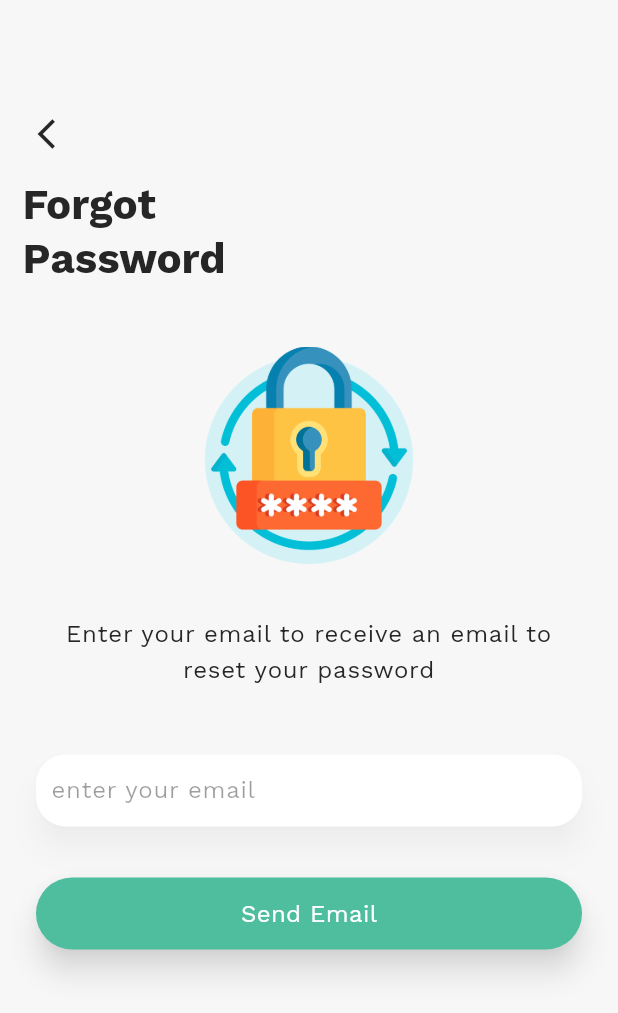
After one commit to hdkhoaapcs22/Booking-New-Hotel, a Flutter app: the ForgotPassword screen opened directly, on a phone screen of 412 x 824 dp. The commit adds this screen. Shown: the top 1013 px of the screen. Run offline on Flutter 3.47's test engine with Material 3 defaults, Android fonts, the phone set to English and light mode, and no system bars; our stand-ins replace firebase_auth, firebase_core, font_awesome_flutter, google_fonts, shared_preferences, smooth_page_indicator; accounts and stored records are empty.

Commit message:
add forgot screen

```diff
--- a/booking_new_hotel/lib/languages/lang/language_text.json
+++ b/booking_new_hotel/lib/languages/lang/language_text.json
@@ -98,11 +98,39 @@
         "ja": "パスワードをお忘れですか？"
     },
     {
+        "text_id":"forgot_password",
+        "en": "Forgot\nPassword",
+        "fr": "Mot de passe\noublié",
+        "ar": "نسيت\nكلمة السر",
+        "ja": "パスワード\nを忘れた"
+    },
+    {
         "text_id": "resend_email_link",
         "en": "Enter your email to receive an email to reset your password",
         "fr": "Entrez votre email pour recevoir un email pour réinitialiser votre mot de passe",
         "ar": "أدخل بريدك الإلكتروني لتلقي بريد إلكتروني لإعادة تعيين كلمة المرور الخاصة بك",
         "ja": "パスワードをリセットするためのメールを受信するには、メールアドレスを入力してください"
+    },
+    {
+        "text_id": "reset_password",
+        "en": "Send Email",
+        "fr": "Envoyer un email",
+        "ar": "إرسال بريد إلكتروني",
+        "ja": "メールを送る"
+    },
+    {
+        "text_id":"reset_password_message",
+        "en": "We sent an email for you. Please check your email",
+        "fr": "Nous vous avons envoyé un email. Veuillez vérifier votre email",
+        "ar": "لقد أرسلنا بريدًا إلكترونيًا لك. يرجى التحقق من بريدك الإلكتروني",
+        "ja": "私たちはあなたにメールを送りました。あなたのメールをチェックしてください"
+    },
+    {
+        "text_id": "got_it",
+        "en": "GOT IT",
+        "fr": "COMPRIS",
+        "ar": "فهمت",
+        "ja": "わかりました"
     },
     {
         "text_id": "invalid_email",
--- /dev/null
+++ b/booking_new_hotel/lib/modules/login/forgot_password.dart
@@ -0,0 +1,128 @@
+import 'package:booking_new_hotel/utils/text_styles.dart';
+import 'package:booking_new_hotel/widgets/common_textfield_view.dart';
+import 'package:firebase_auth/firebase_auth.dart';
+import 'package:flutter/material.dart';
+
+import '../../languages/appLocalizations.dart';
+import '../../utils/themes.dart';
+import '../../widgets/common_app_bar_view.dart';
+import '../../widgets/common_button.dart';
+
+class ForgotPassword extends StatefulWidget {
+  const ForgotPassword({super.key});
+
+  @override
+  State<ForgotPassword> createState() => _ForgotPasswordState();
+}
+
+class _ForgotPasswordState extends State<ForgotPassword> {
+  String errorEmail = "";
+  TextEditingController emailController = TextEditingController();
+  double distanceEmailError = 34;
+
+  @override
+  void dispose() {
+    emailController.dispose();
+    super.dispose();
+  }
+
+  @override
+  Widget build(BuildContext context) {
+    return Scaffold(
+        resizeToAvoidBottomInset: false,
+        body: Column(
+            crossAxisAlignment: CrossAxisAlignment.start,
+            mainAxisAlignment: MainAxisAlignment.center,
+            children: [
+              CommonAppBarView(
+                topPadding: AppBar().preferredSize.height,
+                titleText: AppLocalizations(context).of("forgot_password"),
+                iconData: Icons.arrow_back_ios,
+                onBackClick: () {
+                  Navigator.pop(context);
+                },
+              ),
+              Expanded(
+                  child: SingleChildScrollView(
+                      child: Column(children: [
+                Padding(
+                    padding: const EdgeInsets.fromLTRB(24, 25, 24, 15),
+                    child: SizedBox(
+                      child: Image.asset("assets/images/reset_Password.png"),
+                      height: 145,
+                    )),
+                Padding(
+                    padding:
+                        const EdgeInsets.only(left: 24, top: 20, right: 24),
+                    child: Text(
+                        AppLocalizations(context).of("resend_email_link"),
+                        style: TextStyles(context).getRegularStyle(),
+                        textAlign: TextAlign.center)),
+                CommonTextFieldView(
+                  controller: emailController,
+                  padding: const EdgeInsets.only(left: 24, right: 24),
+                  keyboardType: TextInputType.emailAddress,
+                  hintText: AppLocalizations(context).of("enter_your_email"),
+                  errorText: errorEmail,
+                ),
+                CommonButton(
+                  padding: EdgeInsets.only(
+                      top: distanceEmailError, left: 24, right: 24),
+                  buttonTextWidget:
+                      Text(AppLocalizations(context).of("reset_password"),
+                          style: TextStyle(
+                            color: AppTheme.whiteColor,
+                            fontSize: 16,
+                          )),
+                  onTap: () {
+                    resetPassword();
+                  },
+                ),
+              ])))
+            ]));
+  }
+
+  Future resetPassword() async {
+    if (emailController.text.isEmpty) {
+      errorEmail = AppLocalizations(context).of("email_empty");
+      distanceEmailError = 0;
+      setState(() {});
+    }
+    try {
+      await FirebaseAuth.instance
+          .sendPasswordResetEmail(email: emailController.text.trim());
+      distanceEmailError = 34;
+      errorEmail = "";
+      showDialog(
+          context: context,
+          builder: (context) => AlertDialog(
+                  content: Text(
+                    AppLocalizations(context).of("reset_password_message"),
+                    style: const TextStyle(
+                        fontSize: 16, fontWeight: FontWeight.w500),
+                  ),
+                  actions: [
+                    Container(
+                        height: 45,
+                        decoration: BoxDecoration(
+                          color: Colors.grey[200],
+                        ),
+                        child: TextButton(
+                          onPressed: () {
+                            Navigator.pop(context);
+                          },
+                          child: Text(
+                            AppLocalizations(context).of("got_it"),
+                            style: TextStyle(wordSpacing: 1.5, fontSize: 18),
+                          ),
+                        ))
+                  ]));
+    } on FirebaseAuthException catch (e) {
+      if (e.code == 'user-not-found') {
+        errorEmail = AppLocalizations(context).of("user_not_found");
+        distanceEmailError = 0;
+        setState(() {});
+      }
+    }
+  }
+}
--- a/booking_new_hotel/lib/modules/login/login_Screen.dart
+++ b/booking_new_hotel/lib/modules/login/login_Screen.dart
@@ -8,6 +8,8 @@ import '../../widgets/remove_focus.dart';
 import '../../widgets/common_app_bar_view.dart';
 import 'facebook_twitter_button_view.dart';
 import 'package:firebase_auth/firebase_auth.dart';
+
+import 'forgot_password.dart';
 
 class LoginScreen extends StatefulWidget {
   final Function() onTap;
@@ -159,7 +161,9 @@ class _LoginScreenState extends State<LoginScreen> {
             InkWell(
                 borderRadius: BorderRadius.circular(8),
                 onTap: () {
-                  print("Forgot Password");
+                  Navigator.push(context, MaterialPageRoute(builder: (context) {
+                    return const ForgotPassword();
+                  }));
                 },
                 child:
                     Text(AppLocalizations(context).of("forgot_your_Password"),
```
Also changed, not shown: booking_new_hotel/assets/images/reset_Password.png (added).
